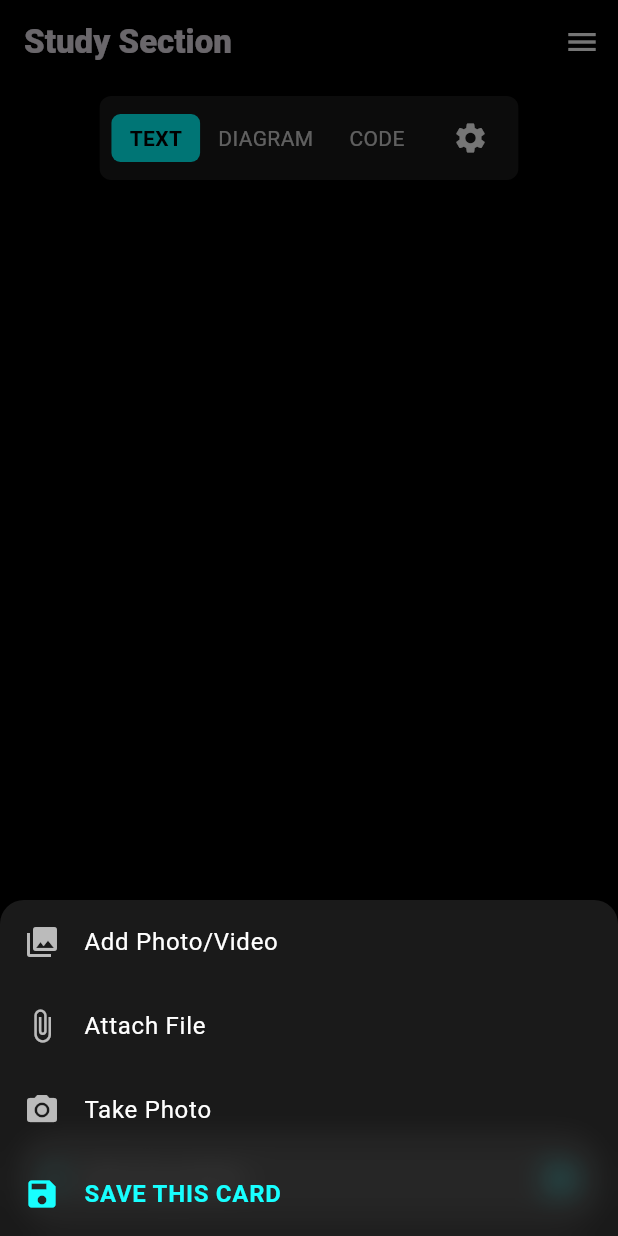
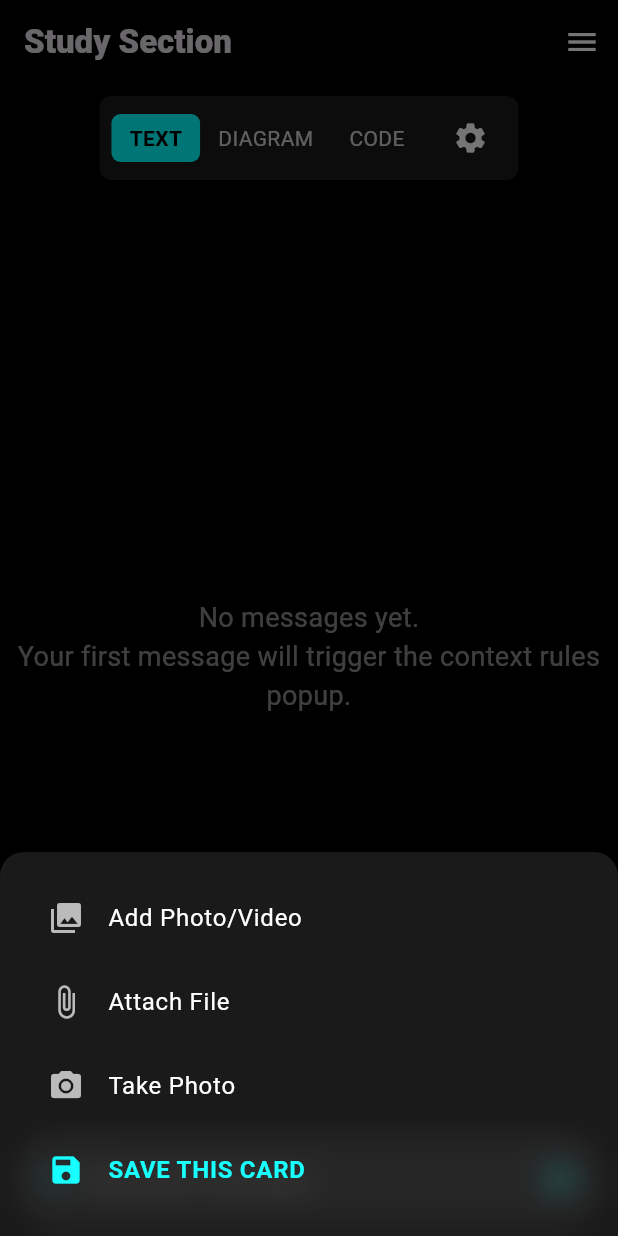
Before and after one commit to studywithcharles/studywithcharles, a Flutter app: the StudyListScreen screen opened directly, after a tap on the "add" icon, on a phone screen of 412 x 824 dp. Run offline on Flutter 3.47's test engine with Material 3 defaults, Android fonts, the phone set to English and light mode, and no system bars; our stand-ins replace firebase_auth, firebase_core, flutter_dotenv, supabase_flutter; accounts and stored records are empty.

Commit message:
Mandatory context rules set up

```diff
--- a/lib/features/study/presentation/study_list_screen.dart
+++ b/lib/features/study/presentation/study_list_screen.dart
@@ -2,6 +2,7 @@
 
 import 'dart:ui';
 import 'package:flutter/material.dart';
+import 'package:studywithcharles/shared/services/supabase_service.dart';
 
 class StudyListScreen extends StatefulWidget {
   static const routeName = '/study';
@@ -14,6 +15,10 @@ class StudyListScreen extends StatefulWidget {
 class _StudyListScreenState extends State<StudyListScreen> {
   int _displaySection = 0;
   bool _rulesOpen = false;
+  String? _currentContextId;
+
+  bool _isLoading = true;
+
   final PageController _pageCtrl = PageController();
   final List<Map<String, String>> _messages = [];
   final TextEditingController _msgCtrl = TextEditingController();
@@ -25,6 +30,37 @@ class _StudyListScreenState extends State<StudyListScreen> {
   final TextEditingController _moreCtl = TextEditingController();
 
   @override
+  void initState() {
+    super.initState();
+    _loadInitialData();
+  }
+
+  Future<void> _loadInitialData() async {
+    setState(() => _isLoading = true);
+    try {
+      final contexts = await SupabaseService.instance.fetchContexts();
+      if (contexts.isNotEmpty) {
+        _currentContextId = contexts.first['id'] as String;
+        final cards = await SupabaseService.instance.fetchCards(
+          _currentContextId!,
+        );
+        _messages.clear();
+        for (var row in cards) {
+          final content = row['content'] as Map<String, dynamic>;
+          _messages.add({
+            'role': content['role'] as String,
+            'text': content['text'] as String,
+          });
+        }
+      }
+    } catch (e) {
+      _showGlassSnackBar('Error loading data: $e', isError: true);
+    } finally {
+      setState(() => _isLoading = false);
+    }
+  }
+
+  @override
   void dispose() {
     _msgCtrl.dispose();
     _scroll.dispose();
@@ -34,6 +70,30 @@ class _StudyListScreenState extends State<StudyListScreen> {
     super.dispose();
   }
 
+  void _showGlassSnackBar(String message, {bool isError = false}) {
+    ScaffoldMessenger.of(context).showSnackBar(
+      SnackBar(
+        behavior: SnackBarBehavior.floating,
+        margin: const EdgeInsets.symmetric(horizontal: 24, vertical: 16),
+        backgroundColor: isError
+            ? const Color.fromRGBO(0, 0, 0, 0.8)
+            : const Color.fromRGBO(0, 0, 0, 0.6),
+        shape: RoundedRectangleBorder(borderRadius: BorderRadius.circular(16)),
+        content: BackdropFilter(
+          filter: ImageFilter.blur(sigmaX: 8, sigmaY: 8),
+          child: Text(
+            message,
+            style: const TextStyle(
+              color: Colors.white,
+              fontWeight: FontWeight.w500,
+            ),
+          ),
+        ),
+      ),
+    );
+  }
+
+  // ☰ Main hamburger menu
   void _openHamburgerMenu() {
     showModalBottomSheet(
       context: context,
@@ -113,8 +173,120 @@ class _StudyListScreenState extends State<StudyListScreen> {
     );
   }
 
+  // ➕ Card-actions menu (attached to plus icon)
+  void _openCardActionsMenu() {
+    showModalBottomSheet(
+      context: context,
+      backgroundColor: Colors.transparent,
+      builder: (_) => Padding(
+        padding: EdgeInsets.only(
+          bottom: MediaQuery.of(context).viewInsets.bottom,
+        ),
+        child: ClipRRect(
+          borderRadius: const BorderRadius.vertical(top: Radius.circular(16)),
+          child: BackdropFilter(
+            filter: ImageFilter.blur(sigmaX: 10, sigmaY: 10),
+            child: Container(
+              color: const Color.fromRGBO(255, 255, 255, 0.1),
+              padding: const EdgeInsets.all(16),
+              child: Column(
+                mainAxisSize: MainAxisSize.min,
+                children: [
+                  ListTile(
+                    leading: const Icon(
+                      Icons.photo_library,
+                      color: Colors.white70,
+                    ),
+                    title: const Text(
+                      'Add Photo/Video',
+                      style: TextStyle(color: Colors.white),
+                    ),
+                    onTap: () {
+                      /* TODO */
+                    },
+                  ),
+                  ListTile(
+                    leading: const Icon(
+                      Icons.attach_file,
+                      color: Colors.white70,
+                    ),
+                    title: const Text(
+                      'Attach File',
+                      style: TextStyle(color: Colors.white),
+                    ),
+                    onTap: () {
+                      /* TODO */
+                    },
+                  ),
+                  ListTile(
+                    leading: const Icon(
+                      Icons.camera_alt,
+                      color: Colors.white70,
+                    ),
+                    title: const Text(
+                      'Take Photo',
+                      style: TextStyle(color: Colors.white),
+                    ),
+                    onTap: () {
+                      /* TODO */
+                    },
+                  ),
+                  ListTile(
+                    leading: const Icon(Icons.save, color: Colors.cyanAccent),
+                    title: const Text(
+                      'SAVE THIS CARD',
+                      style: TextStyle(
+                        color: Colors.cyanAccent,
+                        fontWeight: FontWeight.bold,
+                        fontSize: 16,
+                      ),
+                    ),
+                    onTap: () {
+                      Navigator.of(context).pop();
+                      _saveCurrentCard();
+                    },
+                  ),
+                ],
+              ),
+            ),
+          ),
+        ),
+      ),
+    );
+  }
+
+  Future<void> _saveCurrentCard() async {
+    if (_currentContextId == null || _messages.isEmpty) return;
+
+    final now = DateTime.now();
+    final startOfMonth = DateTime(now.year, now.month, 1);
+
+    final savedCount = await SupabaseService.instance.countSavedCardsSince(
+      contextId: _currentContextId!,
+      since: startOfMonth,
+    );
+    if (savedCount >= 3) {
+      _showGlassSnackBar(
+        'Free users can only save 3 cards per month.',
+        isError: true,
+      );
+      return;
+    }
+
+    try {
+      await SupabaseService.instance.saveCard(
+        contextId: _currentContextId!,
+        content: _messages.last,
+      );
+      _showGlassSnackBar('Card saved! 🎉');
+    } catch (e) {
+      _showGlassSnackBar('Error saving card: $e', isError: true);
+    }
+  }
+
   void _openContextRules() async {
     setState(() => _rulesOpen = true);
+
     await showModalBottomSheet(
       context: context,
       isScrollControlled: true,
@@ -220,7 +392,29 @@ class _StudyListScreenState extends State<StudyListScreen> {
                         ),
                         const SizedBox(width: 16),
                         ElevatedButton(
-                          onPressed: () => Navigator.of(context).pop(),
+                          onPressed: () async {
+                            try {
+                              final id = await SupabaseService.instance
+                                  .createContext(
+                                    title: _titleCtl.text,
+                                    resultFormat: _selectedFormat,
+                                    moreContext: _moreCtl.text.isEmpty
+                                        ? null
+                                        : _moreCtl.text,
+                                  );
+                              if (!mounted) return;
+                              setState(() => _currentContextId = id);
+                              _showGlassSnackBar('Context saved! 🎉');
+                              Navigator.of(context).pop();
+                            } catch (e) {
+                              if (mounted) {
+                                _showGlassSnackBar(
+                                  'Error saving context: $e',
+                                  isError: true,
+                                );
+                              }
+                            }
+                          },
                           style: ElevatedButton.styleFrom(
                             backgroundColor: Colors.cyanAccent,
                           ),
@@ -239,14 +433,31 @@ class _StudyListScreenState extends State<StudyListScreen> {
         ),
       ),
     );
+
     setState(() => _rulesOpen = false);
   }
 
-  void _sendMessageHandler(String text) {
+  Future<void> _sendMessageHandler(String text) async {
     if (text.isEmpty || !mounted) return;
+    if (_currentContextId == null) {
+      _openContextRules();
+      return;
+    }
+
     setState(() => _messages.add({'role': 'user', 'text': text}));
     _msgCtrl.clear();
-    Future.delayed(const Duration(milliseconds: 500), () {
+    await SupabaseService.instance.createCard(
+      contextId: _currentContextId!,
+      content: {'role': 'user', 'text': text},
+      type: 'text',
+    );
+    _scroll.animateTo(
+      _scroll.position.maxScrollExtent + 80,
+      duration: const Duration(milliseconds: 300),
+      curve: Curves.easeOut,
+    );
+
+    await Future.delayed(const Duration(milliseconds: 500));
     if (!mounted) return;
     setState(
       () => _messages.add({
@@ -254,84 +465,16 @@ class _StudyListScreenState extends State<StudyListScreen> {
         'text': 'LLM response for: "$text"',
       }),
     );
+    await SupabaseService.instance.createCard(
+      contextId: _currentContextId!,
+      content: {'role': 'assistant', 'text': 'LLM response for: "$text"'},
+      type: 'text',
+    );
     _scroll.animateTo(
       _scroll.position.maxScrollExtent + 80,
       duration: const Duration(milliseconds: 300),
       curve: Curves.easeOut,
     );
-    });
-    _scroll.animateTo(
-      _scroll.position.maxScrollExtent + 80,
-      duration: const Duration(milliseconds: 300),
-      curve: Curves.easeOut,
-    );
-  }
-
-  Widget _buildCardContent(int section) {
-    switch (section) {
-      case 0:
-        return ListView.builder(
-          controller: _scroll,
-          padding: const EdgeInsets.symmetric(vertical: 12),
-          itemCount: _messages.length,
-          itemBuilder: (_, i) {
-            final m = _messages[i], isUser = m['role'] == 'user';
-            return Align(
-              alignment: isUser ? Alignment.centerRight : Alignment.centerLeft,
-              child: Padding(
-                padding: const EdgeInsets.symmetric(
-                  horizontal: 16,
-                  vertical: 6,
-                ),
-                child: ClipRRect(
-                  borderRadius: BorderRadius.circular(12),
-                  child: BackdropFilter(
-                    filter: ImageFilter.blur(sigmaX: 6, sigmaY: 6),
-                    child: Container(
-                      color: const Color.fromRGBO(255, 255, 255, 0.05),
-                      padding: const EdgeInsets.all(12),
-                      child: Text(
-                        m['text']!,
-                        style: TextStyle(
-                          color: isUser
-                              ? const Color.fromRGBO(255, 255, 255, 1)
-                              : const Color.fromRGBO(0, 255, 255, 1),
-                        ),
-                      ),
-                    ),
-                  ),
-                ),
-              ),
-            );
-          },
-        );
-      case 1:
-        return Center(
-          child: Column(
-            mainAxisSize: MainAxisSize.min,
-            children: const [
-              Icon(Icons.image, size: 80, color: Colors.white54),
-              SizedBox(height: 12),
-              Text('Diagram Output', style: TextStyle(color: Colors.white70)),
-            ],
-          ),
-        );
-      case 2:
-        return Container(
-          width: double.infinity,
-          padding: const EdgeInsets.all(16),
-          color: const Color.fromRGBO(30, 30, 30, 1),
-          child: const Text(
-            '// Your generated code will appear here',
-            style: TextStyle(
-              fontFamily: 'SourceCodePro',
-              color: Colors.greenAccent,
-            ),
-          ),
-        );
-      default:
-        return const SizedBox.shrink();
-    }
   }
 
   @override
@@ -342,7 +485,6 @@ class _StudyListScreenState extends State<StudyListScreen> {
         automaticallyImplyLeading: false,
         backgroundColor: Colors.black,
         elevation: 0,
-        centerTitle: false,
         title: const Text(
           'Study Section',
           style: TextStyle(fontWeight: FontWeight.w900, fontFamily: 'Roboto'),
@@ -357,7 +499,7 @@ class _StudyListScreenState extends State<StudyListScreen> {
       ),
       body: Column(
         children: [
-          // ── (CENTERED) Segmented control + gear ─────────────────
+          // Segmented control + gear icon
           Padding(
             padding: const EdgeInsets.symmetric(vertical: 8),
             child: Center(
@@ -391,7 +533,7 @@ class _StudyListScreenState extends State<StudyListScreen> {
             ),
           ),
 
-          // ── PageView ────────────────────────────────────────────
+          // PageView (with loading & empty states inside first tab)
           Expanded(
             child: PageView(
               controller: _pageCtrl,
@@ -404,7 +546,7 @@ class _StudyListScreenState extends State<StudyListScreen> {
             ),
           ),
 
-          // ── Bottom text bar (unchanged) ─────────────────────────
+          // Bottom input + plus menu
           SafeArea(
             child: Padding(
               padding: const EdgeInsets.symmetric(horizontal: 12, vertical: 8),
@@ -421,90 +563,7 @@ class _StudyListScreenState extends State<StudyListScreen> {
                     child: Row(
                       children: [
                         InkWell(
-                          onTap: () => showModalBottomSheet(
-                            context: context,
-                            backgroundColor: Colors.transparent,
-                            builder: (_) => ClipRRect(
-                              borderRadius: const BorderRadius.vertical(
-                                top: Radius.circular(16),
-                              ),
-                              child: BackdropFilter(
-                                filter: ImageFilter.blur(
-                                  sigmaX: 10,
-                                  sigmaY: 10,
-                                ),
-                                child: Container(
-                                  color: const Color.fromRGBO(
-                                    255,
-                                    255,
-                                    255,
-                                    0.1,
-                                  ),
-                                  child: Column(
-                                    mainAxisSize: MainAxisSize.min,
-                                    children: [
-                                      ListTile(
-                                        leading: const Icon(
-                                          Icons.photo_library,
-                                          color: Colors.white70,
-                                        ),
-                                        title: const Text(
-                                          'Add Photo/Video',
-                                          style: TextStyle(color: Colors.white),
-                                        ),
-                                        onTap: () {
-                                          /* TODO */
-                                        },
-                                      ),
-                                      ListTile(
-                                        leading: const Icon(
-                                          Icons.attach_file,
-                                          color: Colors.white70,
-                                        ),
-                                        title: const Text(
-                                          'Attach File',
-                                          style: TextStyle(color: Colors.white),
-                                        ),
-                                        onTap: () {
-                                          /* TODO */
-                                        },
-                                      ),
-                                      ListTile(
-                                        leading: const Icon(
-                                          Icons.camera_alt,
-                                          color: Colors.white70,
-                                        ),
-                                        title: const Text(
-                                          'Take Photo',
-                                          style: TextStyle(color: Colors.white),
-                                        ),
-                                        onTap: () {
-                                          /* TODO */
-                                        },
-                                      ),
-                                      ListTile(
-                                        leading: const Icon(
-                                          Icons.save,
-                                          color: Colors.cyanAccent,
-                                        ),
-                                        title: const Text(
-                                          'SAVE THIS CARD',
-                                          style: TextStyle(
-                                            color: Colors.cyanAccent,
-                                            fontWeight: FontWeight.bold,
-                                            fontSize: 16,
-                                          ),
-                                        ),
-                                        onTap: () {
-                                          /* TODO */
-                                        },
-                                      ),
-                                    ],
-                                  ),
-                                ),
-                              ),
-                            ),
-                          ),
+                          onTap: _openCardActionsMenu,
                           child: const Icon(
                             Icons.add,
                             color: Colors.cyanAccent,
@@ -515,7 +574,7 @@ class _StudyListScreenState extends State<StudyListScreen> {
                           child: TextField(
                             controller: _msgCtrl,
                             decoration: const InputDecoration(
-                              hintText: 'test my power',
+                              hintText: 'Type your message…',
                               border: InputBorder.none,
                               hintStyle: TextStyle(
                                 color: Color.fromRGBO(255, 255, 255, 0.5),
@@ -544,6 +603,79 @@ class _StudyListScreenState extends State<StudyListScreen> {
         ],
       ),
     );
+  }
+
+  Widget _buildCardContent(int section) {
+    if (section == 0) {
+      if (_isLoading) {
+        return const Center(child: CircularProgressIndicator());
+      }
+      if (_messages.isEmpty) {
+        return const Center(
+          child: Text(
+            'No messages yet.\nYour first message will trigger the context rules popup.',
+            textAlign: TextAlign.center,
+            style: TextStyle(color: Colors.white54, fontSize: 18),
+          ),
+        );
+      }
+      return ListView.builder(
+        controller: _scroll,
+        padding: const EdgeInsets.symmetric(vertical: 12),
+        itemCount: _messages.length,
+        itemBuilder: (_, i) {
+          final m = _messages[i], isUser = m['role'] == 'user';
+          return Align(
+            alignment: isUser ? Alignment.centerRight : Alignment.centerLeft,
+            child: Padding(
+              padding: const EdgeInsets.symmetric(horizontal: 16, vertical: 6),
+              child: ClipRRect(
+                borderRadius: BorderRadius.circular(12),
+                child: BackdropFilter(
+                  filter: ImageFilter.blur(sigmaX: 6, sigmaY: 6),
+                  child: Container(
+                    color: const Color.fromRGBO(255, 255, 255, 0.05),
+                    padding: const EdgeInsets.all(12),
+                    child: Text(
+                      m['text']!,
+                      style: TextStyle(
+                        color: isUser
+                            ? const Color.fromRGBO(255, 255, 255, 1)
+                            : const Color.fromRGBO(0, 255, 255, 1),
+                      ),
+                    ),
+                  ),
+                ),
+              ),
+            ),
+          );
+        },
+      );
+    } else if (section == 1) {
+      return Center(
+        child: Column(
+          mainAxisSize: MainAxisSize.min,
+          children: const [
+            Icon(Icons.image, size: 80, color: Colors.white54),
+            SizedBox(height: 12),
+            Text('Diagram Output', style: TextStyle(color: Colors.white70)),
+          ],
+        ),
+      );
+    } else {
+      return Container(
+        width: double.infinity,
+        padding: const EdgeInsets.all(16),
+        color: const Color.fromRGBO(30, 30, 30, 1),
+        child: const Text(
+          '// Your generated code will appear here',
+          style: TextStyle(
+            fontFamily: 'SourceCodePro',
+            color: Colors.greenAccent,
+          ),
+        ),
+      );
+    }
   }
 
   Widget _buildSegment(String label, int idx) {
--- a/pubspec.yaml
+++ b/pubspec.yaml
@@ -24,6 +24,8 @@ dependencies:
   firebase_core: ^3.15.1
   firebase_auth: ^5.6.2
 
+  uuid: ^3.0.6
+
 dev_dependencies:
   flutter_test:
     sdk: flutter
```
Also changed, not shown: lib/shared/services/supabase_service.dart (+125 -70 lines), flutter_01.png (added), pubspec.lock. Lines whose indentation alone changed are shown as unchanged.
